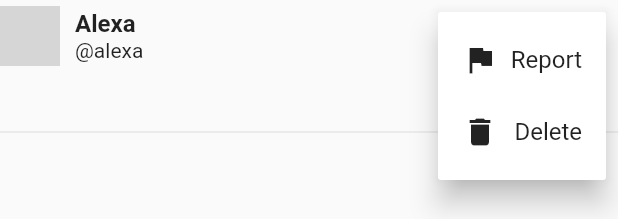
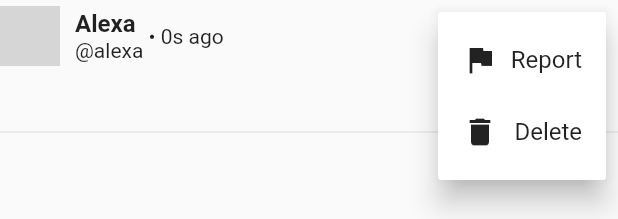
Before and after one commit to emcassi/social-flutter, a Flutter app: the CommentView widget shown alone on an empty page, opened directly with empty values, after a tap on the "more vert" icon, on a phone screen of 412 x 824 dp. Shown: the top 219 px of the screen. Run offline on Flutter 3.47's test engine with Material 2 defaults, Android fonts, the phone set to English and light mode, and no system bars; our stand-ins replace cloud_firestore, firebase_auth, firebase_core, firebase_storage, image_picker, visibility_detector; accounts and stored records are empty; network calls fail; grey boxes are pictures that could not be loaded.

Commit message:
Can comment on posts

```diff
--- a/lib/components/comment.dart
+++ b/lib/components/comment.dart
@@ -1,4 +1,6 @@
 import 'package:flutter/material.dart';
+import 'package:intl/intl.dart';
+import 'package:social/controllers/date.dart';
 import 'package:social/types/comment.dart';
 
 class CommentView extends StatelessWidget {
@@ -8,9 +10,10 @@ class CommentView extends StatelessWidget {
 
   @override
   Widget build(BuildContext context) {
-    final avi = Image.asset("assets/images/no_avatar.png").image;
+    final avi = comment.author.aviUrl != null ? Image.network(comment.author.aviUrl!).image : Image.asset("assets/images/no_avatar.png").image;
 
     return Column(
+      crossAxisAlignment: CrossAxisAlignment.start,
       children: [
         Row(
           children: [
@@ -26,6 +29,7 @@ class CommentView extends StatelessWidget {
                     Text("@alexa", style: const TextStyle(fontSize: 14)),
                   ],
                 )),
+            Text(" • ${DateController.formatTime(comment.posted)}", style: const TextStyle(fontSize: 14)),
             const Spacer(),
             PopupMenuButton(
               onSelected: (String value) {
--- /dev/null
+++ b/lib/controllers/date.dart
@@ -0,0 +1,22 @@
+import 'package:intl/intl.dart';
+
+class DateController {
+  static String formatTime(DateTime timestamp) {
+    final now = DateTime.now();
+    final delta = now.difference(timestamp);
+
+    if (delta.inSeconds < 60) {
+      return delta.inSeconds.toString() + "s ago";
+    } else if (delta.inMinutes < 60) {
+      return delta.inMinutes.toString() + "min ago";
+    } else if (delta.inHours < 24) {
+      return delta.inHours.toString() + "h ago";
+    } else if (delta.inDays < 30) {
+      return delta.inDays.toString() + "d ago";
+    } else if (delta.inDays / 30 < 12) {
+      return (delta.inDays / 30).toString() + "m ago";
+    } else {
+      return DateFormat("MM/yy").format(timestamp);
+    }
+  }
+}
--- a/lib/types/comment.dart
+++ b/lib/types/comment.dart
@@ -1,7 +1,9 @@
+import 'package:social/types/user.dart';
+
 class Comment {
   final String id;
   final String text;
-  final String author;
+  final SocialUser author;
   final DateTime posted;
 
   const Comment({required this.id, required this.text, required this.author, required this.posted});
```
Also changed, not shown: lib/controllers/comment_controller.dart (added, +47 -0 lines), lib/pages/post.dart (+81 -11 lines).
